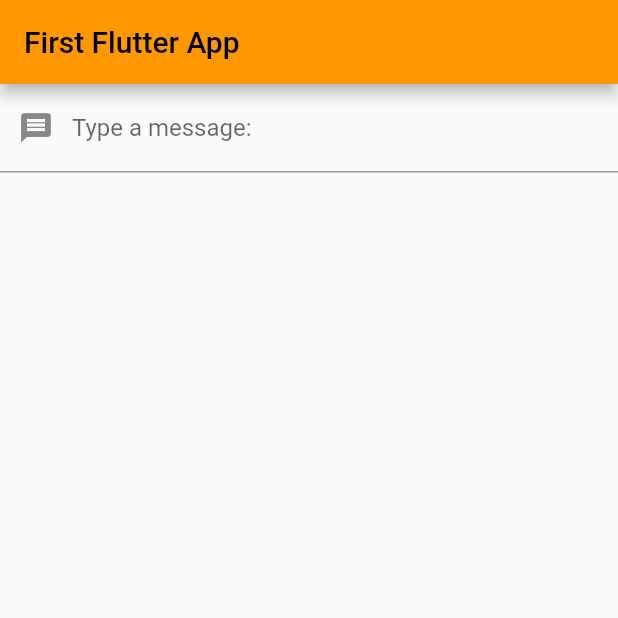
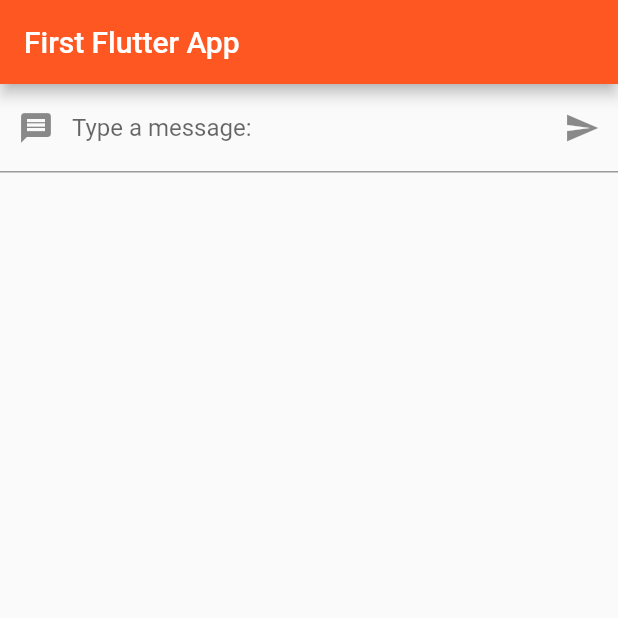
Before and after one commit to robkumarrr/flutter-blog, a Flutter app: the screen it shows after launch, on a phone screen of 412 x 824 dp, the top half of it. Run offline on Flutter 3.47's test engine with Material 3 defaults, Android fonts, the phone set to English and light mode, and no system bars.

Commit message:
Homepage is now stateful and re-renders on button press

```diff
--- a/lib/main.dart
+++ b/lib/main.dart
@@ -13,7 +13,7 @@ class MyApp extends StatelessWidget {
     return MaterialApp(
       title: "Rob's App",
       theme: ThemeData(
-        primarySwatch: Colors.orange,
+        primarySwatch: Colors.deepOrange,
         visualDensity: VisualDensity.adaptivePlatformDensity,
         useMaterial3: false,
       ),
@@ -22,22 +22,37 @@ class MyApp extends StatelessWidget {
   }
 }
 
-class MyHomePage extends StatelessWidget {
+class MyHomePage extends StatefulWidget {
   const MyHomePage({super.key});
+
+  @override
+  State<MyHomePage> createState() => _MyHomePageState();
+}
+
+class _MyHomePageState extends State<MyHomePage> {
+  String textVar = "";
+
+  void changeText(String text) {
+    setState(() {
+      textVar = text;
+    });
+  }
 
   @override
   Widget build(BuildContext context) {
     return Scaffold(
-      appBar: AppBar( title: const Text("First Flutter App")),
-      body: const TextInputWidget()
-      );
-  }
+        appBar: AppBar( title: const Text("First Flutter App")),
+        body: Column(children: <Widget>[
+          TextInputWidget(changeText),
+          Text(textVar)
+        ]));
+    }
 }
 
 // Takes constructor arguments and the override for the state
 class TextInputWidget extends StatefulWidget {
-  const TextInputWidget({super.key});
-
+  final Function(String) callback;
+  const TextInputWidget(this.callback, {super.key});
   @override
   State<TextInputWidget> createState() => _TextInputWidgetState();
 }
@@ -45,7 +60,6 @@ class TextInputWidget extends StatefulWidget {
 // Handles state and rendering
 class _TextInputWidgetState extends State<TextInputWidget> {
   final controller = TextEditingController();
-  String textVar = "";
 
   @override
   void dispose() {
@@ -53,27 +67,23 @@ class _TextInputWidgetState extends State<TextInputWidget> {
     controller.dispose();
   }
 
-  void changeText(text) {
-    if (text == "Hello World!") {
-      controller.clear();
-      text = "ooga booga";
-    }
-
-    setState(() {
-      textVar = text;
-    });
+  void click() {
+    widget.callback(controller.text);
+    controller.clear();
   }
 
   @override
   Widget build(BuildContext context) {
-    return Column(children: <Widget>[
-      TextField(
+    return TextField(
         controller: controller,
-        decoration: const InputDecoration(
-          prefixIcon: Icon(Icons.message), labelText: "Type a message: "),
-        onChanged: (textVar) => changeText(textVar)
-      ),
-      Text(textVar)
-    ]);
+        decoration: InputDecoration(
+          prefixIcon: const Icon(Icons.message),
+          labelText: "Type a message: ",
+          suffixIcon: IconButton(
+            icon: const Icon(Icons.send),
+            splashColor: Colors.orangeAccent,
+            tooltip: "Post message",
+            onPressed: click,
+          )));
   }
 }
```
